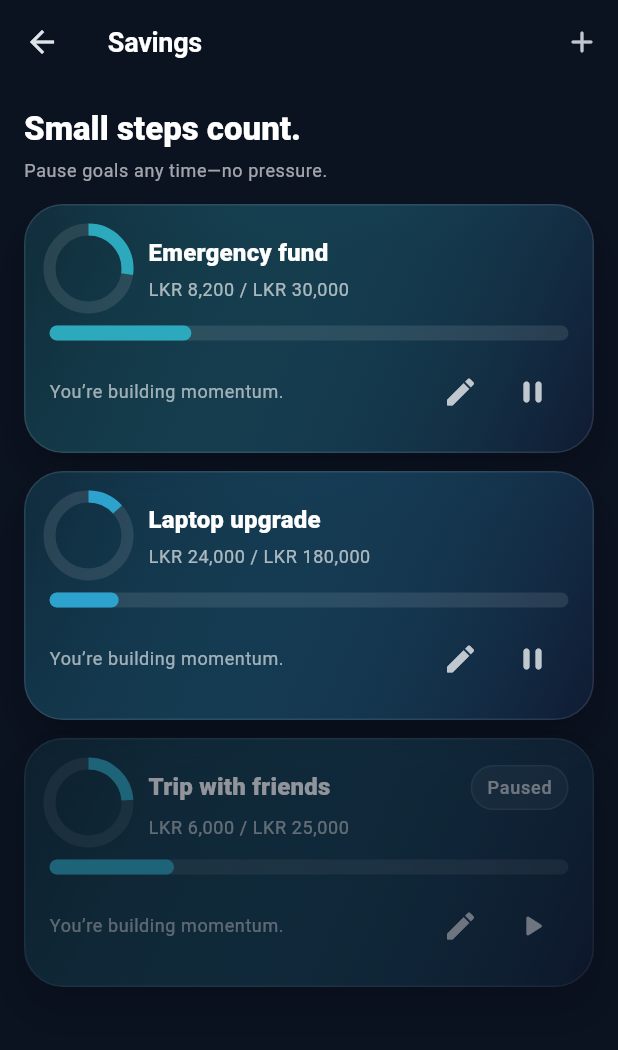
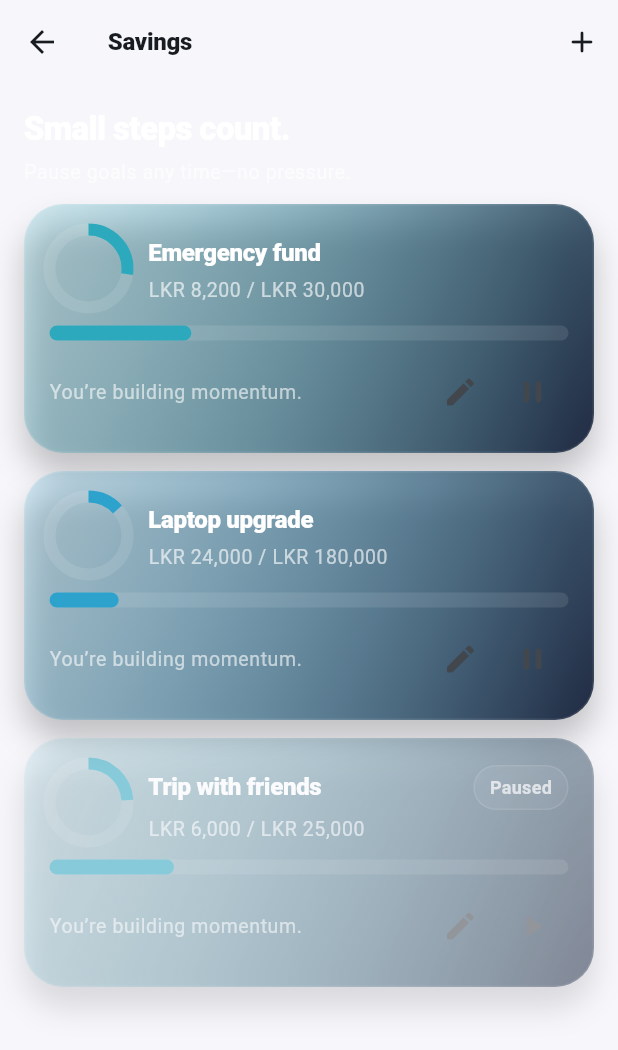
Before and after one commit to athsarab/spences_tracker, a Flutter app: the screen it shows after launch, after a tap on the "savings" icon, on a phone screen of 412 x 824 dp. Shown: the top 1050 px of the screen. Run offline on Flutter 3.47's test engine with Material 3 defaults, Android fonts, the light colour scheme and no system bars; our stand-ins replace flutter_riverpod.

Commit message:
Enhance theming and layout: implement dark theme support, refactor AppTheme, and improve finance empty state widget with consistent styling.

```diff
--- a/lib/app/theme/app_theme.dart
+++ b/lib/app/theme/app_theme.dart
@@ -1,62 +1,114 @@
 import 'package:flutter/material.dart';
 
 import 'app_colors.dart';
+import 'app_typography.dart';
 
 abstract final class AppTheme {
-  static ThemeData light() {
+  static ThemeData light() => _build(brightness: Brightness.light);
+
+  static ThemeData dark() => _build(brightness: Brightness.dark);
+
+  static ThemeData _build({required Brightness brightness}) {
+    // Calm finance palette:
+    // - Primary: clean blue (neutral/info)
+    // - Tertiary: green (savings/positive)
+    // - Error: red (overspend)
+    // Seed-based scheme keeps M3 surfaces coherent.
+    final scheme = ColorScheme.fromSeed(
+      seedColor: AppColors.neutral,
+      brightness: brightness,
+    ).copyWith(tertiary: AppColors.savings, error: AppColors.overspend);
+
     final base = ThemeData(
       useMaterial3: true,
-      brightness: Brightness.dark,
-      colorScheme: ColorScheme.fromSeed(
-        seedColor: AppColors.neutral,
-        brightness: Brightness.dark,
-      ),
+      brightness: brightness,
+      colorScheme: scheme,
+      visualDensity: VisualDensity.standard,
     );
 
-    final textTheme = base.textTheme.apply(
-      bodyColor: Colors.white,
-      displayColor: Colors.white,
+    final textTheme = AppTypography.applyTo(
+      base.textTheme,
+      brightness: brightness,
     );
 
+    final isDark = brightness == Brightness.dark;
+    final scaffoldBg = isDark
+        ? const Color(0xFF0B1220)
+        : const Color(0xFFF7F7FB);
+
+    final outline = isDark
+        ? Colors.white.withValues(alpha: 0.12)
+        : Colors.black.withValues(alpha: 0.10);
+    final outlineStrong = isDark
+        ? Colors.white.withValues(alpha: 0.22)
+        : Colors.black.withValues(alpha: 0.16);
+
+    final fieldFill = isDark
+        ? Colors.white.withValues(alpha: 0.06)
+        : Colors.black.withValues(alpha: 0.04);
+
     return base.copyWith(
-      scaffoldBackgroundColor: const Color(0xFF0B1220),
+      scaffoldBackgroundColor: scaffoldBg,
       textTheme: textTheme,
-      appBarTheme: const AppBarTheme(
+      appBarTheme: AppBarTheme(
         backgroundColor: Colors.transparent,
         elevation: 0,
         scrolledUnderElevation: 0,
         centerTitle: false,
-        titleTextStyle: TextStyle(
-          fontSize: 18,
-          fontWeight: FontWeight.w700,
-          color: Colors.white,
+        foregroundColor: scheme.onSurface,
+        titleTextStyle: textTheme.titleMedium?.copyWith(
+          fontWeight: FontWeight.w900,
           letterSpacing: -0.2,
+          color: scheme.onSurface,
         ),
       ),
       cardTheme: CardThemeData(
-        color: Colors.white.withValues(alpha: 0.06),
+        color: scheme.surface.withValues(alpha: isDark ? 0.06 : 1.0),
         elevation: 0,
         shape: RoundedRectangleBorder(borderRadius: BorderRadius.circular(24)),
       ),
+      dividerTheme: DividerThemeData(color: outline),
       inputDecorationTheme: InputDecorationTheme(
         filled: true,
-        fillColor: Colors.white.withValues(alpha: 0.06),
+        fillColor: fieldFill,
         border: OutlineInputBorder(
           borderRadius: BorderRadius.circular(16),
-          borderSide: BorderSide(color: Colors.white.withValues(alpha: 0.12)),
+          borderSide: BorderSide(color: outline),
         ),
         enabledBorder: OutlineInputBorder(
           borderRadius: BorderRadius.circular(16),
-          borderSide: BorderSide(color: Colors.white.withValues(alpha: 0.12)),
+          borderSide: BorderSide(color: outline),
         ),
         focusedBorder: OutlineInputBorder(
           borderRadius: BorderRadius.circular(16),
-          borderSide: BorderSide(color: Colors.white.withValues(alpha: 0.28)),
+          borderSide: BorderSide(color: outlineStrong),
         ),
       ),
+      filledButtonTheme: FilledButtonThemeData(
+        style: FilledButton.styleFrom(
+          shape: RoundedRectangleBorder(
+            borderRadius: BorderRadius.circular(16),
+          ),
+          textStyle: textTheme.labelLarge,
+          padding: const EdgeInsets.symmetric(horizontal: 16, vertical: 12),
+        ),
+      ),
+      textButtonTheme: TextButtonThemeData(
+        style: TextButton.styleFrom(
+          shape: RoundedRectangleBorder(
+            borderRadius: BorderRadius.circular(14),
+          ),
+          textStyle: textTheme.labelLarge,
+        ),
+      ),
+      chipTheme: base.chipTheme.copyWith(
+        shape: RoundedRectangleBorder(borderRadius: BorderRadius.circular(999)),
+        labelStyle: textTheme.labelMedium,
+        padding: const EdgeInsets.symmetric(horizontal: 10, vertical: 8),
+      ),
       floatingActionButtonTheme: FloatingActionButtonThemeData(
-        backgroundColor: base.colorScheme.primaryContainer,
-        foregroundColor: base.colorScheme.onPrimaryContainer,
+        backgroundColor: scheme.primaryContainer,
+        foregroundColor: scheme.onPrimaryContainer,
         shape: RoundedRectangleBorder(borderRadius: BorderRadius.circular(18)),
       ),
     );
--- a/lib/features/accounts/data/repositories/in_memory_financial_account_repository.dart
+++ b/lib/features/accounts/data/repositories/in_memory_financial_account_repository.dart
@@ -1,5 +1,6 @@
 import '../../domain/entities/financial_account.dart';
 import '../../domain/repositories/financial_account_repository.dart';
+import '../../../expenses/domain/entities/expense.dart';
 
 class InMemoryFinancialAccountRepository implements FinancialAccountRepository {
   final List<FinancialAccount> _accounts = <FinancialAccount>[
@@ -30,7 +31,8 @@
   ];
 
   @override
-  Future<List<FinancialAccount>> listAccounts() async => List.unmodifiable(_accounts);
+  Future<List<FinancialAccount>> listAccounts() async =>
+      List.unmodifiable(_accounts);
 
   @override
   Future<void> upsertAccount(FinancialAccount account) async {
--- a/lib/features/accounts/domain/entities/financial_account.dart
+++ b/lib/features/accounts/domain/entities/financial_account.dart
@@ -1,10 +1,6 @@
 import '../../../expenses/domain/entities/expense.dart';
 
-enum FinancialAccountType {
-  bankAccount,
-  card,
-  cashWallet,
-}
+enum FinancialAccountType { bankAccount, card, cashWallet }
 
 class FinancialAccount {
   const FinancialAccount({
--- a/lib/features/expenses/presentation/screens/home_screen.dart
+++ b/lib/features/expenses/presentation/screens/home_screen.dart
@@ -6,11 +6,14 @@
 import '../../../../app/theme/app_colors.dart';
 import '../../../../core/formatters/lkr_format.dart';
 import '../../../../core/widgets/animated_progress.dart';
+import '../../../../core/widgets/app_page_route.dart';
 import '../../../../core/widgets/micro_fab.dart';
+import '../../../accounts/presentation/screens/bank_accounts_screen.dart';
 import '../../../savings/presentation/screens/savings_targets_screen.dart';
 import '../../domain/entities/recurring_payment.dart';
 import '../providers/dashboard_controller.dart';
 import 'add_expense_screen.dart';
+import 'recurring_payments_screen.dart';
 
 class HomeScreen extends ConsumerWidget {
   const HomeScreen({super.key});
@@ -25,10 +28,30 @@
         title: const Text('Spences'),
         actions: [
           IconButton(
+            tooltip: 'Recurring payments',
+            onPressed: () {
+              Navigator.of(context).push(
+                AppPageRoute<void>(
+                  builder: (_) => const RecurringPaymentsScreen(),
+                ),
+              );
+            },
+            icon: const Icon(Icons.calendar_month_rounded),
+          ),
+          IconButton(
+            tooltip: 'Accounts',
+            onPressed: () {
+              Navigator.of(context).push(
+                AppPageRoute<void>(builder: (_) => const BankAccountsScreen()),
+              );
+            },
+            icon: const Icon(Icons.account_balance_wallet_rounded),
+          ),
+          IconButton(
             tooltip: 'Savings targets',
             onPressed: () {
               Navigator.of(context).push(
-                MaterialPageRoute<void>(
+                AppPageRoute<void>(
                   builder: (_) => const SavingsTargetsScreen(),
                 ),
               );
@@ -67,9 +90,9 @@
         icon: Icons.add_rounded,
         label: 'Add Expense',
         onPressed: () {
-          Navigator.of(context).push(
-            MaterialPageRoute<void>(builder: (_) => const AddExpenseScreen()),
-          );
+          Navigator.of(
+            context,
+          ).push(AppPageRoute<void>(builder: (_) => const AddExpenseScreen()));
         },
       ),
     );
@@ -425,8 +448,9 @@
   DateTime _nextDue(DateTime now, int dayOfMonth) {
     final safeDay = dayOfMonth.clamp(1, 28);
     final thisMonth = DateTime(now.year, now.month, safeDay);
-    if (!thisMonth.isBefore(DateTime(now.year, now.month, now.day)))
+    if (!thisMonth.isBefore(DateTime(now.year, now.month, now.day))) {
       return thisMonth;
+    }
     return DateTime(now.year, now.month + 1, safeDay);
   }
 }
--- a/lib/features/savings/presentation/screens/savings_targets_screen.dart
+++ b/lib/features/savings/presentation/screens/savings_targets_screen.dart
@@ -33,16 +33,16 @@
             Text(
               'Small steps count.',
               style: Theme.of(context).textTheme.titleLarge?.copyWith(
-                    fontWeight: FontWeight.w800,
-                    color: Colors.white,
-                  ),
+                fontWeight: FontWeight.w800,
+                color: Colors.white,
+              ),
             ),
             const SizedBox(height: 6),
             Text(
               'Pause goals any time—no pressure.',
               style: Theme.of(context).textTheme.bodySmall?.copyWith(
-                    color: Colors.white.withValues(alpha: 0.62),
-                  ),
+                color: Colors.white.withValues(alpha: 0.62),
+              ),
             ),
             const SizedBox(height: 14),
             if (state.isLoading)
@@ -51,7 +51,7 @@
               Expanded(
                 child: ListView.separated(
                   itemCount: state.targets.length,
-                  separatorBuilder: (_, __) => const SizedBox(height: 12),
+                  separatorBuilder: (_, _) => const SizedBox(height: 12),
                   itemBuilder: (context, i) {
                     final t = state.targets[i];
                     return _TargetCard(
@@ -161,11 +161,16 @@
                           ),
                           if (target.isPaused)
                             Container(
-                              padding: const EdgeInsets.symmetric(horizontal: 10, vertical: 6),
+                              padding: const EdgeInsets.symmetric(
+                                horizontal: 10,
+                                vertical: 6,
+                              ),
                               decoration: BoxDecoration(
                                 color: Colors.white.withValues(alpha: 0.06),
                                 borderRadius: BorderRadius.circular(999),
-                                border: Border.all(color: Colors.white.withValues(alpha: 0.10)),
+                                border: Border.all(
+                                  color: Colors.white.withValues(alpha: 0.10),
+                                ),
                               ),
                               child: Text(
                                 'Paused',
@@ -200,7 +205,9 @@
               children: [
                 Expanded(
                   child: Text(
-                    progress >= 1 ? 'Goal reached. Keep it for next month?' : 'You’re building momentum.',
+                    progress >= 1
+                        ? 'Goal reached. Keep it for next month?'
+                        : 'You’re building momentum.',
                     style: theme.textTheme.bodySmall?.copyWith(
                       color: Colors.white.withValues(alpha: 0.60),
                     ),
@@ -214,7 +221,11 @@
                 IconButton(
                   tooltip: target.isPaused ? 'Resume' : 'Pause',
                   onPressed: onTogglePause,
-                  icon: Icon(target.isPaused ? Icons.play_arrow_rounded : Icons.pause_rounded),
+                  icon: Icon(
+                    target.isPaused
+                        ? Icons.play_arrow_rounded
+                        : Icons.pause_rounded,
+                  ),
                 ),
               ],
             ),
@@ -243,8 +254,12 @@
   void initState() {
     super.initState();
     _name = TextEditingController(text: widget.existing?.name ?? '');
-    _target = TextEditingController(text: widget.existing?.targetAmountLkr.toString() ?? '');
-    _current = TextEditingController(text: widget.existing?.currentAmountLkr.toString() ?? '0');
+    _target = TextEditingController(
+      text: widget.existing?.targetAmountLkr.toString() ?? '',
+    );
+    _current = TextEditingController(
+      text: widget.existing?.currentAmountLkr.toString() ?? '0',
+    );
   }
 
   @override
@@ -302,7 +317,9 @@
                   child: TextField(
                     controller: _current,
                     keyboardType: TextInputType.number,
-                    decoration: const InputDecoration(labelText: 'Current (LKR)'),
+                    decoration: const InputDecoration(
+                      labelText: 'Current (LKR)',
+                    ),
                   ),
                 ),
                 const SizedBox(width: 10),
@@ -310,7 +327,9 @@
                   child: TextField(
                     controller: _target,
                     keyboardType: TextInputType.number,
-                    decoration: const InputDecoration(labelText: 'Target (LKR)'),
+                    decoration: const InputDecoration(
+                      labelText: 'Target (LKR)',
+                    ),
                   ),
                 ),
               ],
@@ -318,10 +337,7 @@
             const SizedBox(height: 14),
             SizedBox(
               width: double.infinity,
-              child: FilledButton(
-                onPressed: _save,
-                child: const Text('Save'),
-              ),
+              child: FilledButton(onPressed: _save, child: const Text('Save')),
             ),
           ],
         ),
@@ -341,7 +357,8 @@
       return;
     }
 
-    final id = widget.existing?.id ?? 't_${DateTime.now().microsecondsSinceEpoch}';
+    final id =
+        widget.existing?.id ?? 't_${DateTime.now().microsecondsSinceEpoch}';
     final updated = SavingsTarget(
       id: id,
       name: name,
```
Also changed, not shown: lib/core/widgets/finance_empty_state.dart (+12 -7 lines), lib/core/widgets/finance_illustration.dart (+16 -7 lines), lib/features/accounts/presentation/providers/bank_accounts_controller.dart (+11 -3 lines), lib/features/accounts/presentation/screens/bank_accounts_screen.dart (+18 -1 lines), lib/features/expenses/presentation/screens/recurring_payments_screen.dart (+102 -52 lines), 1 other file.
